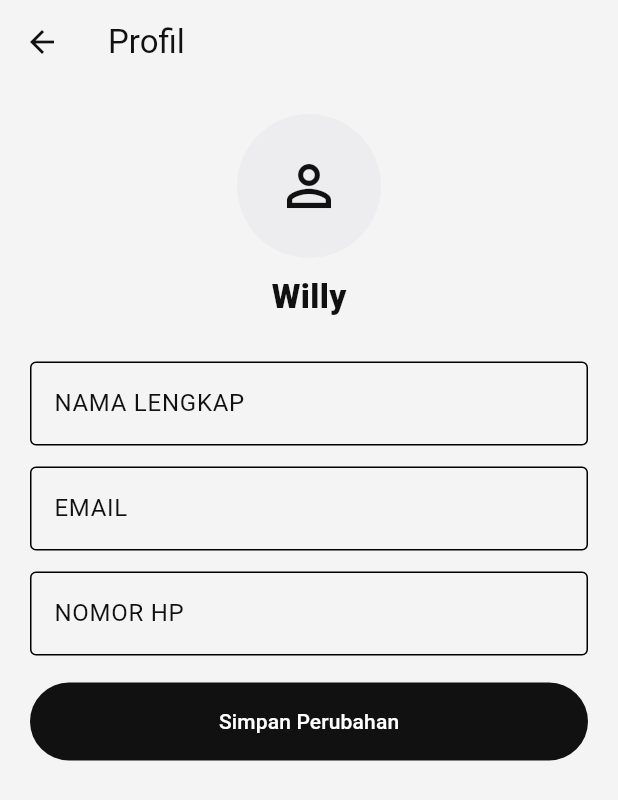
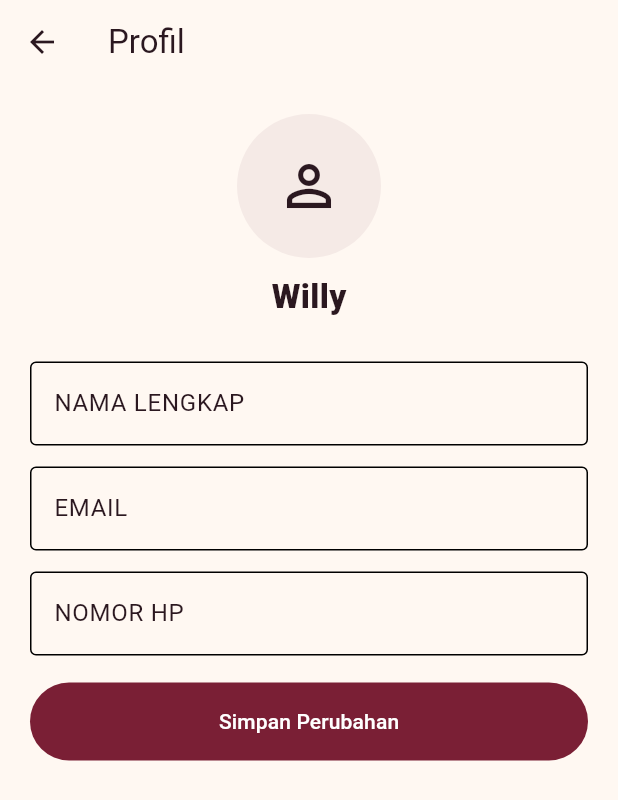
Before and after one commit to rezibos/Android-Fluter-SmartSpace, a Flutter app: the screen it shows after launch, after a tap on the "person outline" icon, on a phone screen of 412 x 824 dp. Shown: the top 800 px of the screen. Run offline on Flutter 3.47's test engine with Material 3 defaults, Android fonts, the phone set to English and light mode, and no system bars; network calls fail.

Commit message:
feat: refresh control screen with maroon theme

```diff
--- a/lib/screens/control_screen.dart
+++ b/lib/screens/control_screen.dart
@@ -54,39 +54,30 @@ class ControlScreen extends StatelessWidget {
     return CustomScrollView(
       key: const PageStorageKey('control'),
       slivers: [
-        SliverPadding(
-          padding: const EdgeInsets.fromLTRB(20, 18, 20, 120),
+        SliverSafeArea(
+          bottom: false,
+          sliver: SliverPadding(
+            padding: const EdgeInsets.fromLTRB(20, 16, 20, 120),
             sliver: SliverList.list(
               children: [
                 _header(context),
-              const SizedBox(height: 20),
-              _connectionCard(context),
+                const SizedBox(height: 22),
+                _heroCard(context, active),
                 if (danger) ...[
                   const SizedBox(height: 12),
                   AlarmBanner(gas: snapshot!.gas, threshold: gasThreshold),
                 ],
-              const SizedBox(height: 28),
-              Text(
-                '$_greeting\nRumah Willy',
-                style: const TextStyle(
-                  fontSize: 30,
-                  fontWeight: FontWeight.w800,
-                  height: 1.12,
-                ),
-              ),
-              const SizedBox(height: 8),
-              Text(
-                '$active dari ${rooms.length} lampu menyala',
-                style: TextStyle(color: context.space.inkMuted, fontSize: 15),
-              ),
-              const SizedBox(height: 22),
+                const SizedBox(height: 24),
                 _roomChips(context),
                 const SizedBox(height: 28),
                 Row(
                   children: [
                     const Text(
                       'Perangkat',
-                    style: TextStyle(fontSize: 20, fontWeight: FontWeight.w700),
+                      style: TextStyle(
+                        fontSize: 20,
+                        fontWeight: FontWeight.w700,
+                      ),
                     ),
                     const Spacer(),
                     Text(
@@ -134,7 +125,8 @@ class ControlScreen extends StatelessWidget {
                     icon: const Icon(Icons.lightbulb_outline),
                     label: const Text('Matikan semua lampu'),
                     style: OutlinedButton.styleFrom(
-                    foregroundColor: context.space.ink,
+                      foregroundColor: context.space.active,
+                      backgroundColor: context.space.muted,
                       side: BorderSide(color: context.space.border),
                       shape: RoundedRectangleBorder(
                         borderRadius: BorderRadius.circular(16),
@@ -145,20 +137,46 @@ class ControlScreen extends StatelessWidget {
               ],
             ),
           ),
+        ),
       ],
     );
   }
 
-  Widget _header(BuildContext context) => Row(
+  Widget _header(BuildContext context) => SizedBox(
+    height: 52,
+    child: Row(
       children: [
         Container(
-        width: 48,
-        height: 48,
+          width: 52,
+          height: 52,
           decoration: BoxDecoration(
             color: context.space.active,
-          borderRadius: BorderRadius.circular(16),
+            borderRadius: BorderRadius.circular(18),
+            boxShadow: [
+              BoxShadow(
+                color: context.space.active.withValues(alpha: .2),
+                blurRadius: 18,
+                offset: const Offset(0, 7),
               ),
-        child: Icon(Icons.pets_outlined, color: context.space.onActive),
+            ],
+          ),
+          child: Stack(
+            children: [
+              Center(child: Icon(Icons.pets, color: context.space.onActive)),
+              Positioned(
+                right: 7,
+                top: 7,
+                child: Container(
+                  width: 7,
+                  height: 7,
+                  decoration: BoxDecoration(
+                    color: context.space.accent,
+                    shape: BoxShape.circle,
+                  ),
+                ),
+              ),
+            ],
+          ),
         ),
         const SizedBox(width: 12),
         const Column(
@@ -175,86 +193,205 @@ class ControlScreen extends StatelessWidget {
         IconButton(
           tooltip: 'Notifikasi',
           onPressed: onNotificationsTap,
-        icon: const Icon(Icons.notifications_none_rounded),
+          style: IconButton.styleFrom(
+            backgroundColor: context.space.surface,
+            side: BorderSide(color: context.space.border),
+            minimumSize: const Size(44, 44),
+            shadowColor: const Color(0x16000000),
+            elevation: 2,
           ),
+          icon: Icon(
+            Icons.notifications_none_rounded,
+            color: context.space.active,
+          ),
+        ),
+        const SizedBox(width: 6),
         IconButton(
           tooltip: 'Profil',
           onPressed: onProfileTap,
-        icon: CircleAvatar(
-          radius: 18,
-          backgroundColor: context.space.muted,
-          child: Icon(Icons.person_outline, color: context.space.ink),
+          style: IconButton.styleFrom(
+            backgroundColor: context.space.surface,
+            side: BorderSide(color: context.space.border),
+            minimumSize: const Size(44, 44),
+          ),
+          icon: Icon(Icons.person_outline, color: context.space.active),
+        ),
+      ],
+    ),
+  );
+
+  Widget _heroCard(BuildContext context, int active) => Container(
+    padding: const EdgeInsets.all(22),
+    decoration: BoxDecoration(
+      gradient: const LinearGradient(
+        begin: Alignment.topLeft,
+        end: Alignment.bottomRight,
+        colors: [Color(0xFF7A1F35), Color(0xFF591426)],
+      ),
+      borderRadius: BorderRadius.circular(28),
+      boxShadow: const [
+        BoxShadow(
+          color: Color(0x287A1F35),
+          blurRadius: 28,
+          offset: Offset(0, 12),
+        ),
+      ],
+    ),
+    child: Stack(
+      children: [
+        Positioned(
+          right: -25,
+          top: -38,
+          child: Container(
+            width: 112,
+            height: 112,
+            decoration: BoxDecoration(
+              color: context.space.accent.withValues(alpha: .16),
+              shape: BoxShape.circle,
             ),
           ),
-    ],
-  );
-
-  Widget _connectionCard(BuildContext context) => Container(
-    padding: const EdgeInsets.symmetric(horizontal: 16, vertical: 13),
+        ),
+        Column(
+          crossAxisAlignment: CrossAxisAlignment.start,
+          children: [
+            Row(
+              children: [
+                Container(
+                  padding: const EdgeInsets.symmetric(
+                    horizontal: 10,
+                    vertical: 7,
+                  ),
                   decoration: BoxDecoration(
-      color: context.space.surface,
-      borderRadius: BorderRadius.circular(18),
-      border: Border.all(color: context.space.border),
+                    color: Colors.white.withValues(alpha: .13),
+                    borderRadius: BorderRadius.circular(99),
                   ),
                   child: Row(
                     children: [
-        Icon(
-          connected ? Icons.wifi_rounded : Icons.wifi_off_rounded,
-          color: connected ? SpacePalette.safe : context.space.inkMuted,
+                      Container(
+                        width: 8,
+                        height: 8,
+                        decoration: BoxDecoration(
+                          color: connected ? SpacePalette.safe : Colors.white54,
+                          shape: BoxShape.circle,
                         ),
-        const SizedBox(width: 10),
-        Expanded(
-          child: Column(
-            crossAxisAlignment: CrossAxisAlignment.start,
-            children: [
+                      ),
+                      const SizedBox(width: 7),
                       Text(
-                connected ? 'Hub terhubung' : 'Hub tidak terhubung',
-                style: const TextStyle(fontWeight: FontWeight.w700),
+                        connected ? 'Hub terhubung' : 'Hub terputus',
+                        style: const TextStyle(
+                          color: Colors.white,
+                          fontSize: 12,
+                          fontWeight: FontWeight.w700,
                         ),
-              Text(
-                lastUpdated == null
-                    ? 'Belum ada data'
-                    : 'Terakhir diperbarui ${TimeOfDay.fromDateTime(lastUpdated!).format(context)}',
-                style: TextStyle(color: context.space.inkMuted, fontSize: 12),
                       ),
                     ],
                   ),
                 ),
+                const Spacer(),
                 if (!connected)
-          TextButton(onPressed: onRetry, child: const Text('Coba lagi')),
+                  TextButton(
+                    onPressed: onRetry,
+                    style: TextButton.styleFrom(foregroundColor: Colors.white),
+                    child: const Text('Coba lagi'),
+                  ),
+              ],
+            ),
+            const SizedBox(height: 24),
+            Text(
+              _greeting,
+              style: TextStyle(
+                color: Colors.white.withValues(alpha: .7),
+                fontSize: 14,
+              ),
+            ),
+            const SizedBox(height: 2),
+            const Text(
+              'Rumah Willy',
+              style: TextStyle(
+                color: Colors.white,
+                fontSize: 30,
+                fontWeight: FontWeight.w800,
+              ),
+            ),
+            const SizedBox(height: 8),
+            Text(
+              '$active dari ${rooms.length} lampu menyala',
+              style: TextStyle(color: Colors.white.withValues(alpha: .76)),
+            ),
+            if (lastUpdated != null) ...[
+              const SizedBox(height: 5),
+              Text(
+                'Diperbarui ${TimeOfDay.fromDateTime(lastUpdated!).format(context)}',
+                style: TextStyle(
+                  color: context.space.accent,
+                  fontSize: 11,
+                  fontWeight: FontWeight.w600,
+                ),
+              ),
+            ],
+          ],
+        ),
       ],
     ),
   );
 
   Widget _roomChips(BuildContext context) => SizedBox(
-    height: 44,
+    height: 72,
     child: ListView(
       scrollDirection: Axis.horizontal,
-      children: ['Semua', 'Tengah', 'Kamar', 'Dapur', 'Depan']
+      children:
+          const [
+                ('Semua', Icons.grid_view_rounded),
+                ('Tengah', Icons.weekend_outlined),
+                ('Kamar', Icons.bed_outlined),
+                ('Dapur', Icons.soup_kitchen_outlined),
+                ('Depan', Icons.wb_twilight_outlined),
+              ]
               .map(
-            (label) => Container(
-              margin: const EdgeInsets.only(right: 8),
-              padding: const EdgeInsets.symmetric(horizontal: 17),
+                (item) => Container(
+                  width: 68,
+                  margin: const EdgeInsets.only(right: 10),
                   alignment: Alignment.center,
                   decoration: BoxDecoration(
-                color: label == 'Semua'
+                    color: item.$1 == 'Semua'
                         ? context.space.active
                         : context.space.surface,
-                borderRadius: BorderRadius.circular(15),
+                    borderRadius: BorderRadius.circular(20),
                     border: Border.all(
-                  color: label == 'Semua'
+                      color: item.$1 == 'Semua'
                           ? context.space.active
                           : context.space.border,
                     ),
+                    boxShadow: const [
+                      BoxShadow(
+                        color: Color(0x0F2B1820),
+                        blurRadius: 14,
+                        offset: Offset(0, 5),
                       ),
-              child: Text(
-                label,
+                    ],
+                  ),
+                  child: Column(
+                    mainAxisAlignment: MainAxisAlignment.center,
+                    children: [
+                      Icon(
+                        item.$2,
+                        size: 21,
+                        color: item.$1 == 'Semua'
+                            ? context.space.onActive
+                            : context.space.active,
+                      ),
+                      const SizedBox(height: 5),
+                      Text(
+                        item.$1,
                         style: TextStyle(
-                  color: label == 'Semua'
+                          color: item.$1 == 'Semua'
                               ? context.space.onActive
-                      : context.space.ink,
-                  fontWeight: FontWeight.w600,
+                              : context.space.inkMuted,
+                          fontSize: 11,
+                          fontWeight: FontWeight.w700,
                         ),
+                      ),
+                    ],
                   ),
                 ),
               )
@@ -278,10 +415,15 @@ class ControlScreen extends StatelessWidget {
             width: 52,
             height: 52,
             decoration: BoxDecoration(
-              color: context.space.muted,
+              color: relayOn
+                  ? context.space.active.withValues(alpha: .1)
+                  : context.space.muted,
               borderRadius: BorderRadius.circular(18),
             ),
-            child: const Icon(Icons.water_drop_outlined),
+            child: Icon(
+              Icons.water_drop_outlined,
+              color: relayOn ? context.space.accent : context.space.active,
+            ),
           ),
           const SizedBox(width: 14),
           Expanded(
--- a/lib/screens/home_shell.dart
+++ b/lib/screens/home_shell.dart
@@ -310,22 +310,24 @@ class _HomeShellState extends State<HomeShell> {
       extendBody: true,
       body: IndexedStack(index: _tab, children: screens),
       bottomNavigationBar: SafeArea(
-        minimum: const EdgeInsets.fromLTRB(20, 0, 20, 16),
+        minimum: const EdgeInsets.fromLTRB(18, 0, 18, 14),
         child: Container(
-          height: 72,
-          padding: const EdgeInsets.all(8),
+          height: 64,
+          padding: const EdgeInsets.all(7),
           decoration: BoxDecoration(
             color: context.space.surface,
-            borderRadius: BorderRadius.circular(28),
-            boxShadow: const [
+            borderRadius: BorderRadius.circular(99),
+            border: Border.all(color: context.space.border),
+            boxShadow: [
               BoxShadow(
-                color: Color(0x18000000),
-                blurRadius: 28,
-                offset: Offset(0, 10),
+                color: context.space.active.withValues(alpha: .12),
+                blurRadius: 30,
+                offset: const Offset(0, 10),
               ),
             ],
           ),
           child: Row(
+            mainAxisAlignment: MainAxisAlignment.spaceAround,
             children: [
               _navItem(0, Icons.tune_rounded, 'Kontrol'),
               _navItem(1, Icons.show_chart_rounded, 'Grafik'),
@@ -340,43 +342,51 @@ class _HomeShellState extends State<HomeShell> {
 
   Widget _navItem(int index, IconData icon, String label) {
     final selected = _tab == index;
-    return Expanded(
-      child: InkWell(
+    return InkWell(
       onTap: () => setState(() => _tab = index),
-        borderRadius: BorderRadius.circular(20),
+      borderRadius: BorderRadius.circular(99),
       child: AnimatedContainer(
-          duration: const Duration(milliseconds: 180),
+        duration: const Duration(milliseconds: 200),
+        curve: Curves.easeOutCubic,
+        width: selected ? 108 : 48,
+        height: 48,
         decoration: BoxDecoration(
           color: selected ? context.space.active : Colors.transparent,
-            borderRadius: BorderRadius.circular(20),
+          borderRadius: BorderRadius.circular(99),
+          boxShadow: selected
+              ? [
+                  BoxShadow(
+                    color: context.space.active.withValues(alpha: .22),
+                    blurRadius: 12,
+                    offset: const Offset(0, 5),
+                  ),
+                ]
+              : null,
         ),
         child: Row(
           mainAxisAlignment: MainAxisAlignment.center,
           children: [
             Icon(
               icon,
-                color: selected
-                    ? context.space.onActive
-                    : context.space.inkMuted,
+              size: 21,
+              color: selected ? context.space.onActive : context.space.active,
             ),
             if (selected) ...[
-                const SizedBox(width: 8),
-                Flexible(
-                  child: Text(
+              const SizedBox(width: 7),
+              Text(
                 label,
                 overflow: TextOverflow.fade,
                 softWrap: false,
                 style: TextStyle(
                   color: context.space.onActive,
+                  fontSize: 12,
                   fontWeight: FontWeight.w700,
-                    ),
                 ),
               ),
             ],
           ],
         ),
       ),
-      ),
     );
   }
 }
--- a/lib/screens/settings_screen.dart
+++ b/lib/screens/settings_screen.dart
@@ -216,9 +216,9 @@ class SettingsScreen extends StatelessWidget {
           Expanded(
             child: _themeChoice(
               context,
-              'Monokrom',
+              'Maroon',
               SpaceThemeMode.monochrome,
-              const Color(0xFF111111),
+              const Color(0xFF7A1F35),
             ),
           ),
           const SizedBox(width: 12),
--- a/lib/theme/space_theme.dart
+++ b/lib/theme/space_theme.dart
@@ -12,6 +12,7 @@ class SpacePalette extends ThemeExtension<SpacePalette> {
     required this.inkMuted,
     required this.active,
     required this.onActive,
+    required this.accent,
   });
 
   final Color background;
@@ -22,6 +23,7 @@ class SpacePalette extends ThemeExtension<SpacePalette> {
   final Color inkMuted;
   final Color active;
   final Color onActive;
+  final Color accent;
 
   static const danger = Color(0xFFE5484D);
   static const dangerBackground = Color(0xFFFDECEC);
@@ -39,6 +41,7 @@ class SpacePalette extends ThemeExtension<SpacePalette> {
     Color? inkMuted,
     Color? active,
     Color? onActive,
+    Color? accent,
   }) => SpacePalette(
     background: background ?? this.background,
     surface: surface ?? this.surface,
@@ -48,6 +51,7 @@ class SpacePalette extends ThemeExtension<SpacePalette> {
     inkMuted: inkMuted ?? this.inkMuted,
     active: active ?? this.active,
     onActive: onActive ?? this.onActive,
+    accent: accent ?? this.accent,
   );
 
   @override
@@ -62,20 +66,22 @@ class SpacePalette extends ThemeExtension<SpacePalette> {
       inkMuted: Color.lerp(inkMuted, other.inkMuted, t)!,
       active: Color.lerp(active, other.active, t)!,
       onActive: Color.lerp(onActive, other.onActive, t)!,
+      accent: Color.lerp(accent, other.accent, t)!,
     );
   }
 }
 
 class SpaceTheme {
   static const monochromePalette = SpacePalette(
-    background: Color(0xFFF4F4F5),
+    background: Color(0xFFFFF8F2),
     surface: Colors.white,
-    muted: Color(0xFFEDEDEF),
-    border: Color(0xFFE5E5E7),
-    ink: Color(0xFF111111),
-    inkMuted: Color(0xFF6B6B70),
-    active: Color(0xFF111111),
+    muted: Color(0xFFF5EAE6),
+    border: Color(0xFFE9D9D5),
+    ink: Color(0xFF2B1820),
+    inkMuted: Color(0xFF75636A),
+    active: Color(0xFF7A1F35),
     onActive: Colors.white,
+    accent: Color(0xFFC89B5B),
   );
 
   static const orangePalette = SpacePalette(
@@ -87,6 +93,7 @@ class SpaceTheme {
     inkMuted: Color(0xFF6F6F66),
     active: Color(0xFFFF6A1A),
     onActive: Colors.white,
+    accent: Color(0xFFC89B5B),
   );
 
   static ThemeData build(SpaceThemeMode mode) {
--- a/lib/widgets/space_widgets.dart
+++ b/lib/widgets/space_widgets.dart
@@ -101,7 +101,21 @@ class DeviceCard extends StatelessWidget {
           child: Column(
             crossAxisAlignment: CrossAxisAlignment.start,
             children: [
-              Icon(icon, color: foreground, size: 30),
+              Container(
+                width: 46,
+                height: 46,
+                decoration: BoxDecoration(
+                  color: isOn
+                      ? Colors.white.withValues(alpha: .13)
+                      : context.space.muted,
+                  borderRadius: BorderRadius.circular(16),
+                ),
+                child: Icon(
+                  icon,
+                  color: isOn ? foreground : context.space.active,
+                  size: 25,
+                ),
+              ),
               const Spacer(),
               Text(
                 name,
```
Also changed, not shown: 3 other files. Lines whose indentation alone changed are shown as unchanged.
